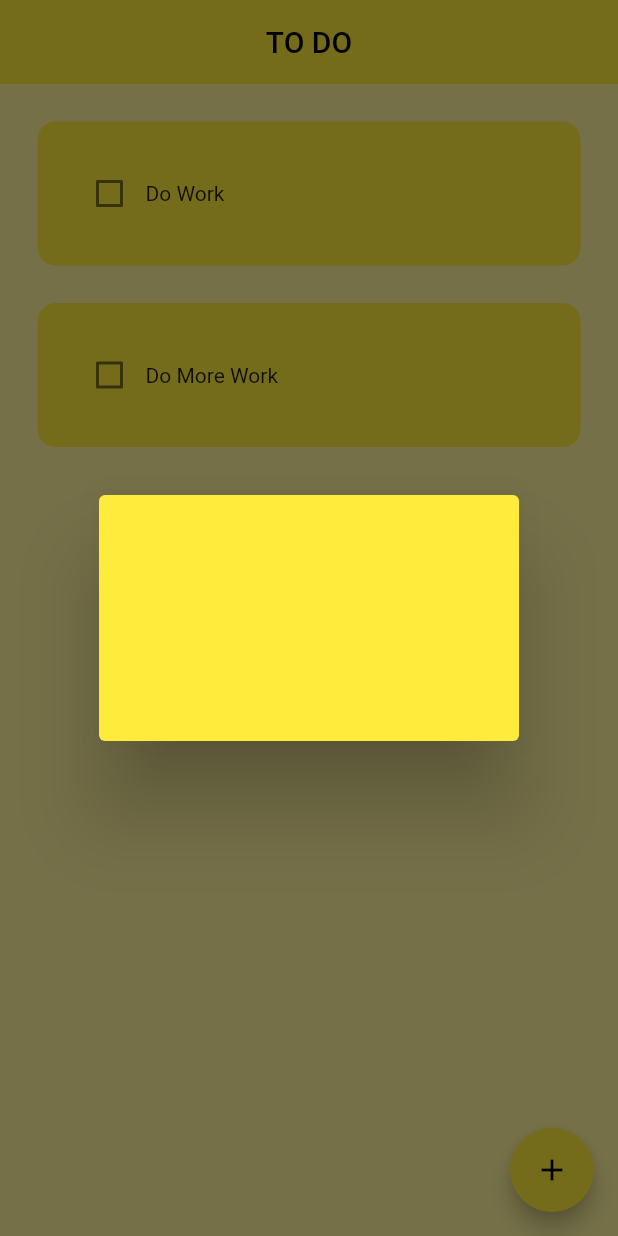
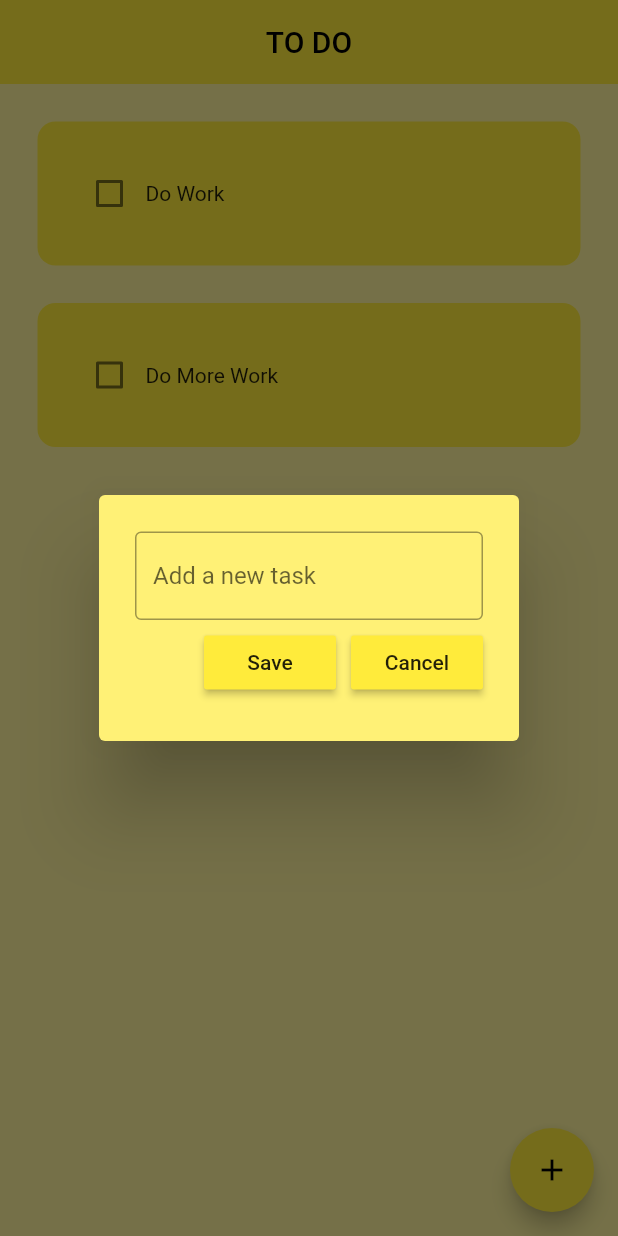
Before and after one commit to Azfar-Tariq/To-Do-App, a Flutter app: the screen it shows after launch, after a tap on the "add" icon, on a phone screen of 412 x 824 dp. Run offline on Flutter 3.47's test engine with Material 2 defaults, Android fonts, the phone set to English and light mode, and no system bars.

Commit message:
Add New Task

```diff
--- a/lib/pages/home_page.dart
+++ b/lib/pages/home_page.dart
@@ -10,6 +10,9 @@ class HomePage extends StatefulWidget {
 }
 
 class _HomePageState extends State<HomePage> {
+  // text controller
+  final _controller = TextEditingController();
+
   // list of todo tasks
   List todoList = [
     ["Do Work", false],
@@ -23,12 +26,25 @@ class _HomePageState extends State<HomePage> {
     });
   }
 
+  // save new task
+  void saveNewTask() {
+    setState(() {
+      todoList.add([_controller.text, false]);
+      Navigator.of(context).pop();
+      _controller.clear();
+    });
+  }
+
   // create a new task
   void createNewTask() {
     showDialog(
         context: context,
         builder: (context) {
-          return DialogBox();
+          return DialogBox(
+            controller: _controller,
+            onSave: saveNewTask,
+            onCancel: () => Navigator.of(context).pop(),
+          );
         });
   }
 
--- a/lib/util/dialog_box.dart
+++ b/lib/util/dialog_box.dart
@@ -1,14 +1,50 @@
 import 'package:flutter/material.dart';
+import 'package:todo/util/my_button.dart';
 
 class DialogBox extends StatelessWidget {
-  const DialogBox({super.key});
+  final controller;
+  VoidCallback onSave;
+  VoidCallback onCancel;
+  DialogBox({
+    super.key,
+    required this.controller,
+    required this.onSave,
+    required this.onCancel,
+  });
 
   @override
   Widget build(BuildContext context) {
     return AlertDialog(
-      backgroundColor: Colors.yellow,
+      backgroundColor: Colors.yellow[300],
       content: Container(
         height: 120,
+        child: Column(
+          mainAxisAlignment: MainAxisAlignment.spaceEvenly,
+          children: [
+            // get user data
+            TextField(
+              controller: controller,
+              decoration: InputDecoration(
+                border: OutlineInputBorder(),
+                hintText: "Add a new task",
+              ),
+            ),
+
+            // buttons
+            Row(
+              mainAxisAlignment: MainAxisAlignment.end,
+              children: [
+                // save button
+                MyButton(text: "Save", onPressed: onSave),
+                const SizedBox(
+                  width: 10,
+                ),
+                // cancel button
+                MyButton(text: "Cancel", onPressed: onCancel),
+              ],
+            ),
+          ],
+        ),
       ),
     );
   }
--- /dev/null
+++ b/lib/util/my_button.dart
@@ -0,0 +1,20 @@
+import 'package:flutter/material.dart';
+
+class MyButton extends StatelessWidget {
+  final String text;
+  VoidCallback onPressed;
+  MyButton({
+    super.key,
+    required this.text,
+    required this.onPressed,
+  });
+
+  @override
+  Widget build(BuildContext context) {
+    return MaterialButton(
+      onPressed: onPressed,
+      color: Theme.of(context).primaryColor,
+      child: Text(text),
+    );
+  }
+}
```
